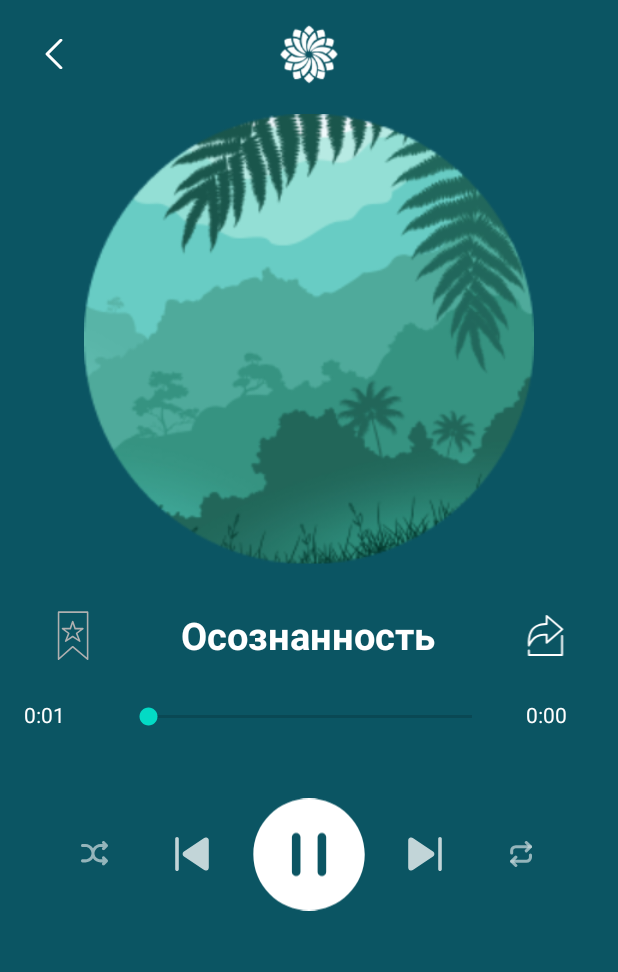
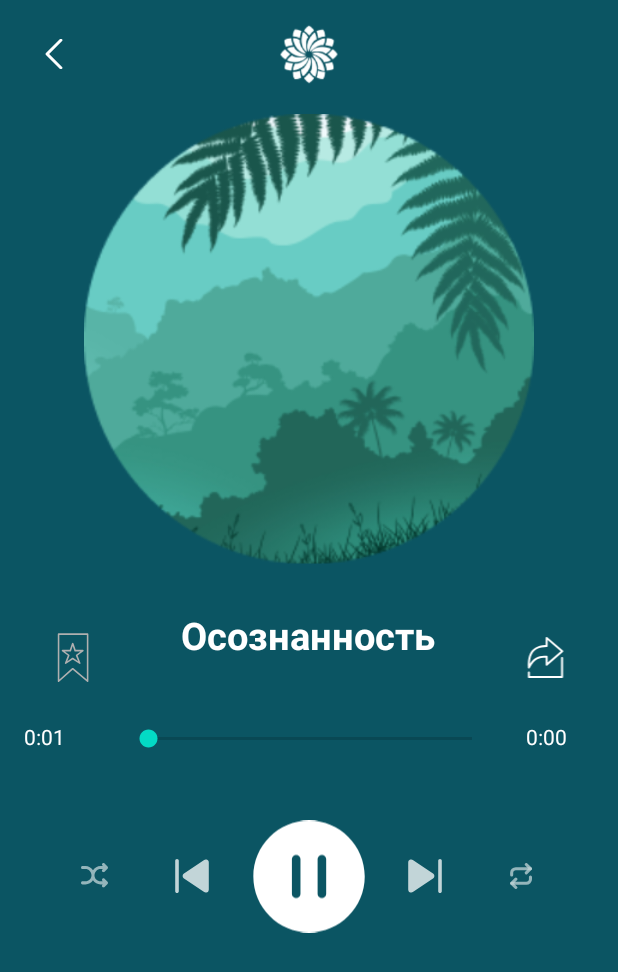
Before and after one commit to martanatta/Evo, an Android app: the PlayerActivity screen opened directly, with no data from a screen before it, on a phone screen of 412 x 824 dp. Shown: the top 972 px of the screen. Run offline under Robolectric (Android 15) with nearby library versions, the phone set to English and light mode, and no system bars; our stand-ins replace Picasso; pictures from the network do not load; 9 statements that could not run were skipped.

Commit message:
что что commit

```diff
--- a/app/src/main/res/layout/activity_player.xml
+++ b/app/src/main/res/layout/activity_player.xml
@@ -64,10 +64,9 @@
         <TextView
             android:id="@+id/songName"
             android:layout_width="250dp"
-            android:layout_height="35dp"
+            android:layout_height="50dp"
             android:layout_below="@id/forest_circle"
             android:layout_centerInParent="true"
-            android:layout_centerHorizontal="true"
             android:layout_marginTop="30dp"
             android:layout_marginBottom="5dp"
             android:fontFamily="sans-serif"
--- a/app/src/main/res/layout/activity_sounds_list_item.xml
+++ b/app/src/main/res/layout/activity_sounds_list_item.xml
@@ -22,7 +22,7 @@
 
         <TextView
             android:id="@+id/text_forest"
-            android:layout_width="match_parent"
+            android:layout_width="275dp"
             android:layout_height="wrap_content"
             android:layout_marginStart="20dp"
             android:layout_marginTop="15dp"
```
Also changed, not shown: app/src/main/res/drawable/a1.png (deleted), app/src/main/res/drawable/a12.jpg (deleted), app/src/main/res/drawable/a3.jpg (deleted), app/src/main/res/drawable/a5.jpg (deleted), app/src/main/res/drawable/a6.jpg (deleted), app/src/main/res/drawable/a9.png (deleted).
